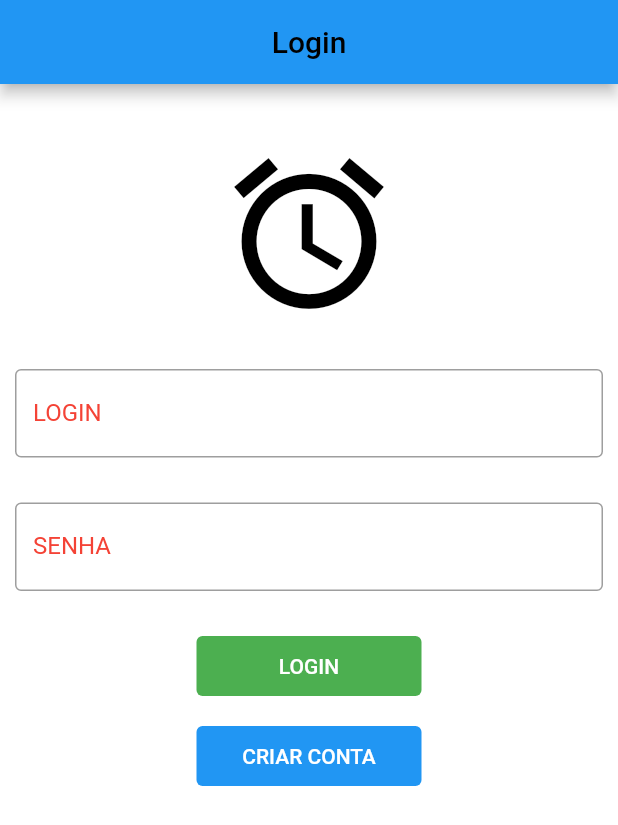
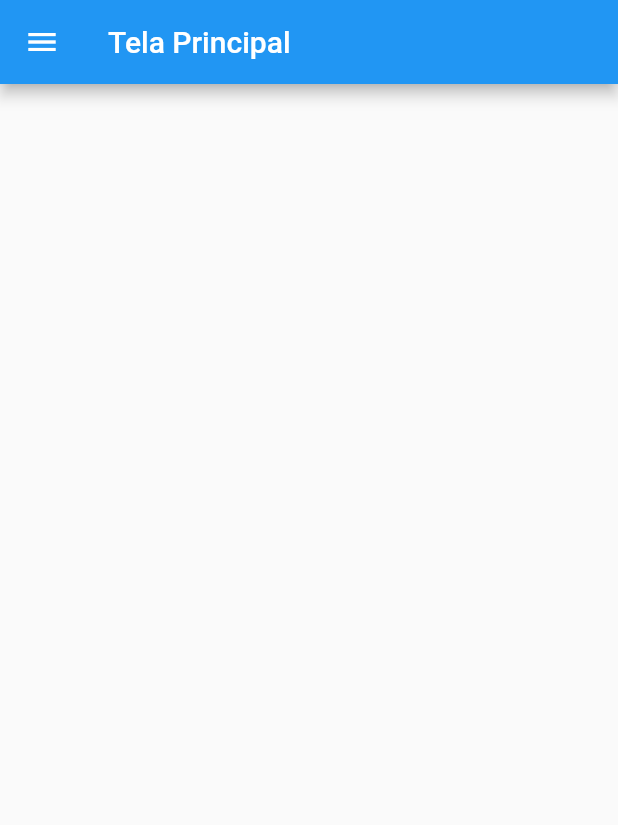
Before and after one commit to yurimatosrodrigues/controleFinanceiroMotoristas, a Flutter app: the screen it shows after launch, after a tap on "LOGIN", on a phone screen of 412 x 824 dp. Shown: the top 825 px of the screen. Run offline on Flutter 3.47's test engine with Material 2 defaults, Android fonts, the light colour scheme and no system bars; missing offline and left inert: dart:ffi.

Commit message:
TelaPrincipal
Processo de criação

```diff
--- a/controlefinanceiromotorista/lib/telaLogin.dart
+++ b/controlefinanceiromotorista/lib/telaLogin.dart
@@ -1,3 +1,5 @@
+import 'package:controlefinanceiromotorista/telaCadastro.dart';
+import 'package:controlefinanceiromotorista/telaPrincipal.dart';
 import 'package:flutter/material.dart';
 
 class Home extends StatefulWidget {
@@ -20,7 +22,8 @@ class _HomeState extends State<Home> {
         backgroundColor: Colors.blue,
         centerTitle: true,
       ),
-      body: Container(
+      body: SingleChildScrollView(
+        child: Container(
           padding: EdgeInsets.fromLTRB(10, 0, 10, 0),
           child: Column(
             children: [
@@ -29,7 +32,7 @@ class _HomeState extends State<Home> {
               ),
               //Local a ser colocar o logo
               Icon(
-              Icons.access_alarm,
+                Icons.account_circle,
                 size: 120.0,
                 color: Colors.black,
               ),
@@ -75,7 +78,10 @@ class _HomeState extends State<Home> {
                       color: Colors.white,
                     ),
                   ),
-                onPressed: () {},
+                  onPressed: () {
+                    Navigator.push(context,
+                        MaterialPageRoute(builder: (context)=> telaPrincipal()));
+                  },
                 ),
               ),
 
@@ -94,12 +100,18 @@ class _HomeState extends State<Home> {
                       color: Colors.white,
                     ),
                   ),
-                onPressed: () {},
+                  onPressed: () {
+                    Navigator.push(context,
+                        MaterialPageRoute(builder: (context)=> telaCadastro()));
+                  },
                 ),
               )
             ],
           ),
         ),
+      )
+
     );
+
   }
 }
--- /dev/null
+++ b/controlefinanceiromotorista/lib/telaPrincipal.dart
@@ -0,0 +1,62 @@
+import 'package:controlefinanceiromotorista/telaCadastro.dart';
+import 'package:flutter/material.dart';
+
+class telaPrincipal extends StatefulWidget {
+  @override
+  _telaPrincipalState createState() => _telaPrincipalState();
+}
+
+class _telaPrincipalState extends State<telaPrincipal> {
+  @override
+  Widget build(BuildContext context) {
+    return Scaffold(
+      //Criação do MENU
+      drawer: Drawer(
+        child: ListView(
+          children: ListTile.divideTiles(
+              context: context,
+              tiles: [
+                DrawerHeader(
+                  decoration: BoxDecoration(
+                      shape: BoxShape.rectangle,
+                      image: DecorationImage(
+                        image: AssetImage("images/person.png"),
+
+                      )),
+                ),
+
+                ListTile(
+                  title: Text('Cadastrar Serviços'),
+                  onTap: (){
+                    Navigator.push(
+                        context,
+                        MaterialPageRoute(
+                            builder: (context) =>  telaCadastro())
+                    );
+                  },
+                ),
+
+                ListTile(
+                  title: Text('Atualizar Dados'),
+                  onTap: (){
+                    Navigator.push(
+                        context,
+                        MaterialPageRoute(builder: (context) => telaCadastro())
+                    );
+                  },
+                ),
+              ]
+          ).toList(),
+        ),
+      ),
+
+      appBar: AppBar(
+        title: Text(("Tela Principal")),
+      ),
+
+      body: Container(
+
+      ),
+    );
+  }
+}
```
Lines whose indentation alone changed are shown as unchanged.
